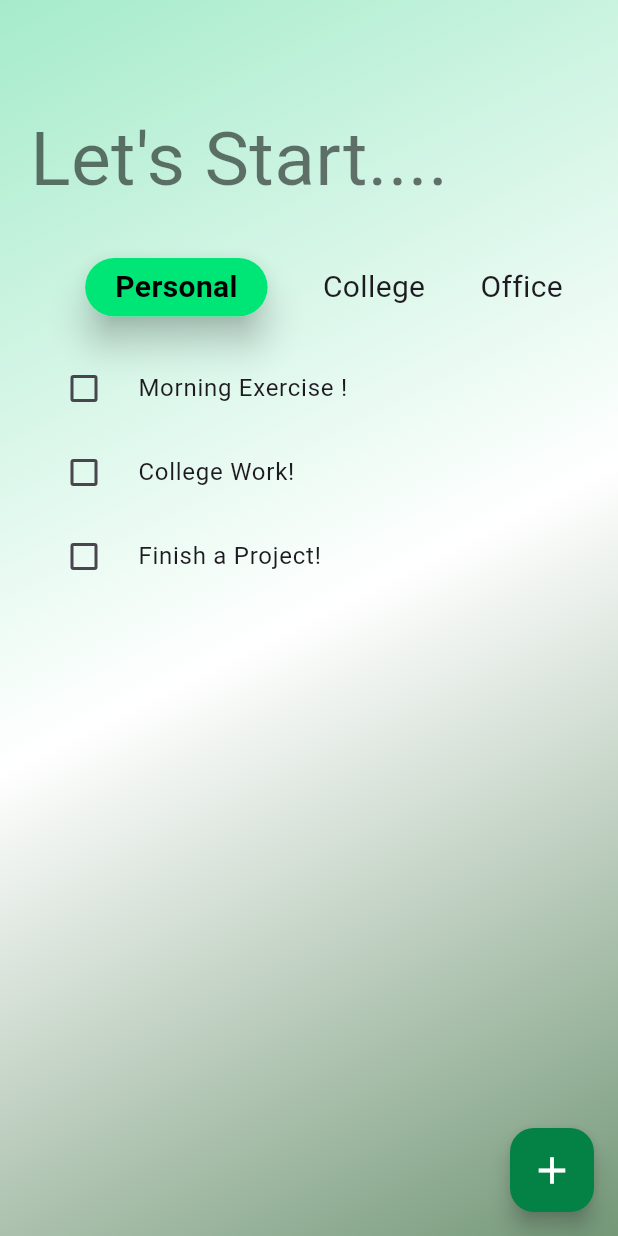
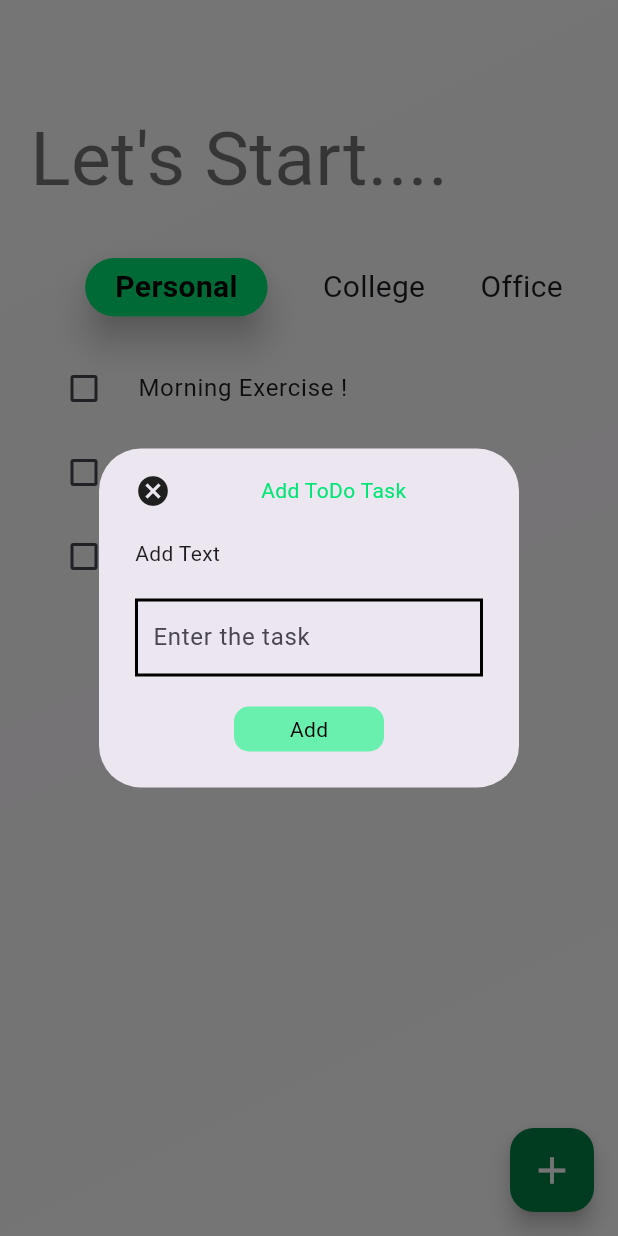
Before and after one commit to Tareqhasanmunna/Daily_TaskMate, a Flutter app: the screen it shows after launch, after a tap on the "add" icon, on a phone screen of 412 x 824 dp. Run offline on Flutter 3.47's test engine with Material 3 defaults, Android fonts, the phone set to English and light mode, and no system bars; our stand-ins replace firebase_core; accounts and stored records are empty.

Commit message:
code Fixed

```diff
--- a/lib/HomeScreen.dart
+++ b/lib/home_screen.dart
@@ -10,13 +10,16 @@ class HomeScreen extends StatefulWidget {
 class _HomeScreen extends State<HomeScreen> {
   bool Personal = true, College = false, Office = false;
   bool suggest = false;
+  TextEditingController todoController = TextEditingController();
 
   @override
   Widget build(BuildContext context) {
     return Scaffold(
       floatingActionButton: FloatingActionButton(
         backgroundColor: const Color.fromARGB(255, 4, 130, 69),
-        onPressed: () {},
+        onPressed: () {
+          openBox();
+        },
         child: Icon(Icons.add, color: Colors.white, size: 30),
       ),
       body: Container(
@@ -26,9 +29,13 @@ class _HomeScreen extends State<HomeScreen> {
         decoration: BoxDecoration(
           gradient: LinearGradient(
             colors: [
-              const Color.fromARGB(255, 165, 235, 202),
-              Colors.white,
-              const Color.fromARGB(255, 116, 152, 120),
+              // const Color.fromARGB(255, 165, 235, 202),
+              // Colors.white,
+              // const Color.fromARGB(255, 116, 152, 120),
+
+            Colors.white,
+            Colors.white54,
+            Colors.white
             ],
             begin: Alignment.topLeft,
             end: Alignment.bottomRight,
@@ -196,4 +203,73 @@ class _HomeScreen extends State<HomeScreen> {
       ),
     );
   }
+  openBox(){
+    return showDialog(
+      context: context,
+      builder: (context)=>AlertDialog(
+      content: SingleChildScrollView(
+        child: Container(
+          child: Column(
+            crossAxisAlignment: CrossAxisAlignment.start,
+            children: [
+              Row(
+                children: [
+                  GestureDetector(
+                    onTap: (){
+                      Navigator.pop(context);
+                    },child: Icon(Icons.cancel),
+                  ),
+
+                  SizedBox(width: 60.0,),
+                  Text("Add ToDo Task",
+                  style: TextStyle(
+                    color: Colors.greenAccent.shade400
+                  ),
+                  ),
+                ],
+              ),
+
+              SizedBox(height: 20.0,),
+              Text("Add Text"),
+              SizedBox(height: 20,),
+              Container(
+                padding: EdgeInsets.symmetric(horizontal: 10),
+                decoration: BoxDecoration(
+                  border: Border.all(
+                    color: Colors.black,
+                    width: 2.0,
+                  )
+                ),
+                child: TextField(
+                  controller: todoController,
+                  decoration: InputDecoration(
+                    border: InputBorder.none,
+                    hintText: "Enter the task",
+                  ),
+                ),
+              ),
+              SizedBox(height: 20,),
+              Center(
+                child: Container(
+                  width: 100,
+                  padding: EdgeInsets.all(5),
+                  decoration: BoxDecoration(
+                    color: Colors.greenAccent,
+                    borderRadius: BorderRadius.circular(10),
+                  ),
+                  child: Center(
+                    child: Text("Add",
+                    style: TextStyle(
+                      color: Colors.black,
+                    ),
+                    ),
+                  ),
+                ),
+              )
+            ],
+          ),
+        ),
+      ),
+      ));
+  }
 }
--- a/lib/main.dart
+++ b/lib/main.dart
@@ -1,7 +1,7 @@
 import 'package:daily_taskmate/firebase_options.dart';
 import 'package:firebase_core/firebase_core.dart';
 import 'package:flutter/material.dart';
-import 'package:daily_taskmate/HomeScreen.dart';
+import 'package:daily_taskmate/home_screen.dart';
 
 void main() async {
   WidgetsFlutterBinding.ensureInitialized();
```
